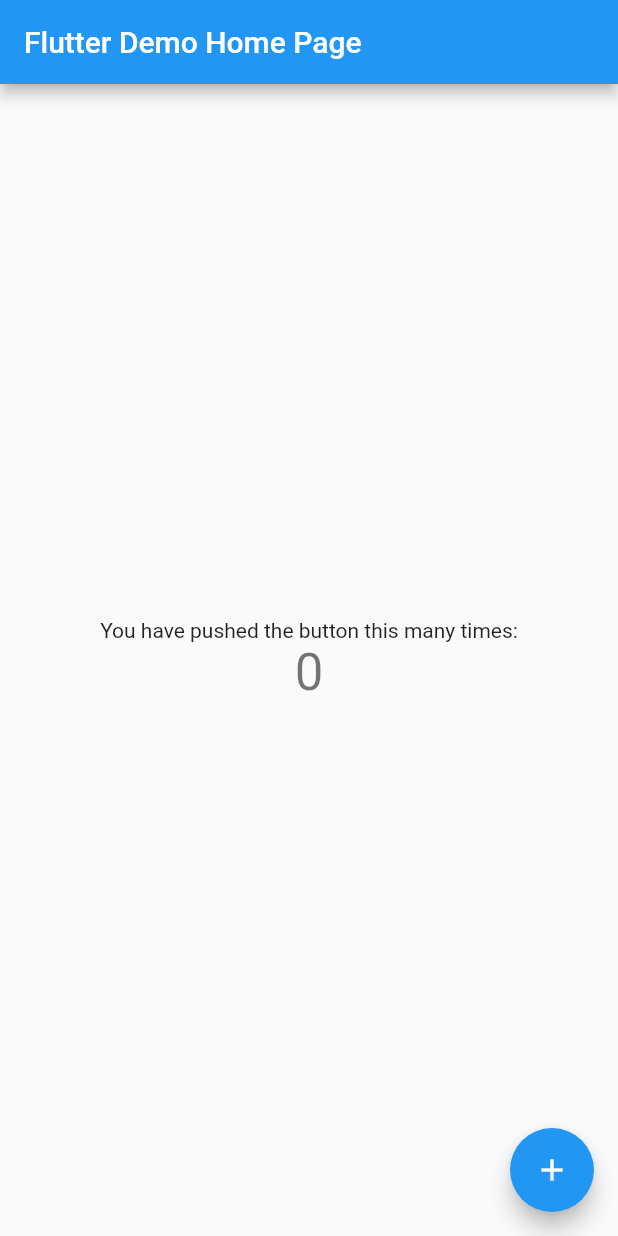
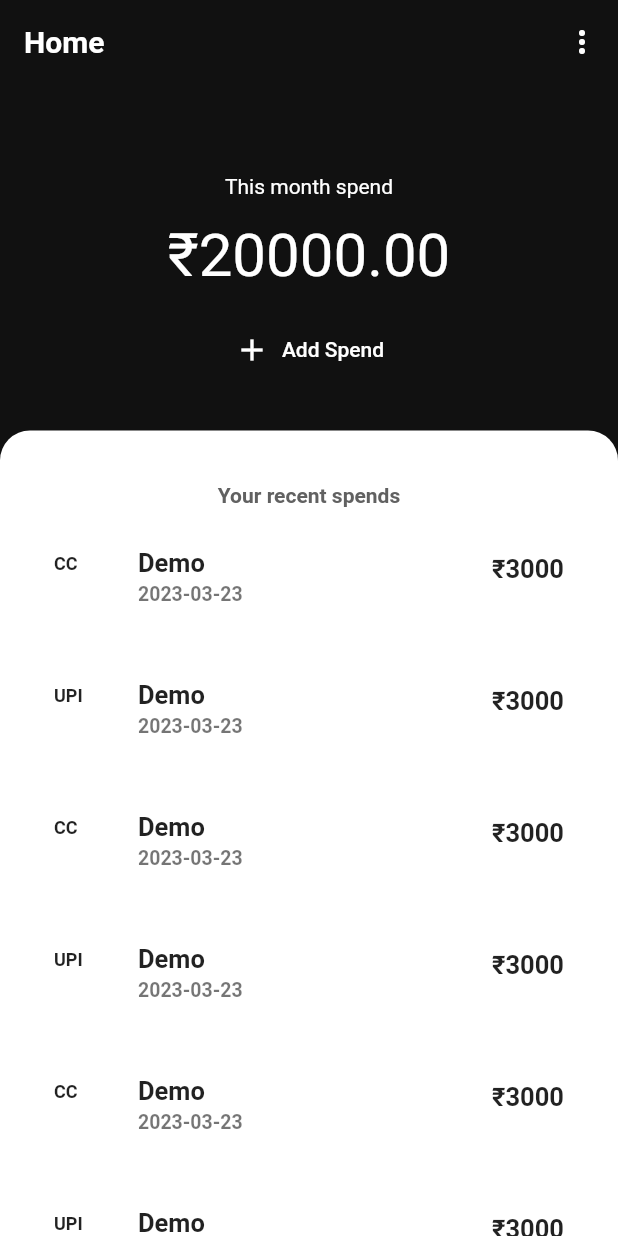
Before and after one commit to vishnuoum/income_track, a Flutter app: the screen it shows after launch, on a phone screen of 412 x 824 dp. Run offline on Flutter 3.47's test engine with Material 2 defaults, Android fonts, the phone set to English and light mode, and no system bars; our stand-ins replace flex_color_scheme.

Commit message:
Added home screen & init screen

```diff
--- a/lib/main.dart
+++ b/lib/main.dart
@@ -1,4 +1,7 @@
+import 'package:flex_color_scheme/flex_color_scheme.dart';
 import 'package:flutter/material.dart';
+import 'package:income_track/pages/home.dart';
+import 'package:income_track/pages/init.dart';
 
 void main() {
   runApp(const MyApp());
@@ -11,105 +14,17 @@ class MyApp extends StatelessWidget {
   @override
   Widget build(BuildContext context) {
     return MaterialApp(
-      title: 'Flutter Demo',
-      theme: ThemeData(
-        // This is the theme of your application.
-        //
-        // Try running your application with "flutter run". You'll see the
-        // application has a blue toolbar. Then, without quitting the app, try
-        // changing the primarySwatch below to Colors.green and then invoke
-        // "hot reload" (press "r" in the console where you ran "flutter run",
-        // or simply save your changes to "hot reload" in a Flutter IDE).
-        // Notice that the counter didn't reset back to zero; the application
-        // is not restarted.
-        primarySwatch: Colors.blue,
+      title: 'Income Tracker',
+      theme: FlexThemeData.dark(
+        primary: Colors.white,
+        secondary: Colors.white
       ),
-      home: const MyHomePage(title: 'Flutter Demo Home Page'),
+      debugShowCheckedModeBanner: false,
+      routes: {
+        "/home" : (context) => Home(args: ModalRoute.of(context)!.settings.arguments as Map),
+        "/" : (context) => const Init()
+      },
+      initialRoute: "/",
     );
   }
 }
-
-class MyHomePage extends StatefulWidget {
-  const MyHomePage({super.key, required this.title});
-
-  // This widget is the home page of your application. It is stateful, meaning
-  // that it has a State object (defined below) that contains fields that affect
-  // how it looks.
-
-  // This class is the configuration for the state. It holds the values (in this
-  // case the title) provided by the parent (in this case the App widget) and
-  // used by the build method of the State. Fields in a Widget subclass are
-  // always marked "final".
-
-  final String title;
-
-  @override
-  State<MyHomePage> createState() => _MyHomePageState();
-}
-
-class _MyHomePageState extends State<MyHomePage> {
-  int _counter = 0;
-
-  void _incrementCounter() {
-    setState(() {
-      // This call to setState tells the Flutter framework that something has
-      // changed in this State, which causes it to rerun the build method below
-      // so that the display can reflect the updated values. If we changed
-      // _counter without calling setState(), then the build method would not be
-      // called again, and so nothing would appear to happen.
-      _counter++;
-    });
-  }
-
-  @override
-  Widget build(BuildContext context) {
-    // This method is rerun every time setState is called, for instance as done
-    // by the _incrementCounter method above.
-    //
-    // The Flutter framework has been optimized to make rerunning build methods
-    // fast, so that you can just rebuild anything that needs updating rather
-    // than having to individually change instances of widgets.
-    return Scaffold(
-      appBar: AppBar(
-        // Here we take the value from the MyHomePage object that was created by
-        // the App.build method, and use it to set our appbar title.
-        title: Text(widget.title),
-      ),
-      body: Center(
-        // Center is a layout widget. It takes a single child and positions it
-        // in the middle of the parent.
-        child: Column(
-          // Column is also a layout widget. It takes a list of children and
-          // arranges them vertically. By default, it sizes itself to fit its
-          // children horizontally, and tries to be as tall as its parent.
-          //
-          // Invoke "debug painting" (press "p" in the console, choose the
-          // "Toggle Debug Paint" action from the Flutter Inspector in Android
-          // Studio, or the "Toggle Debug Paint" command in Visual Studio Code)
-          // to see the wireframe for each widget.
-          //
-          // Column has various properties to control how it sizes itself and
-          // how it positions its children. Here we use mainAxisAlignment to
-          // center the children vertically; the main axis here is the vertical
-          // axis because Columns are vertical (the cross axis would be
-          // horizontal).
-          mainAxisAlignment: MainAxisAlignment.center,
-          children: <Widget>[
-            const Text(
-              'You have pushed the button this many times:',
-            ),
-            Text(
-              '$_counter',
-              style: Theme.of(context).textTheme.headlineMedium,
-            ),
-          ],
-        ),
-      ),
-      floatingActionButton: FloatingActionButton(
-        onPressed: _incrementCounter,
-        tooltip: 'Increment',
-        child: const Icon(Icons.add),
-      ), // This trailing comma makes auto-formatting nicer for build methods.
-    );
-  }
-}
--- /dev/null
+++ b/lib/pages/home.dart
@@ -0,0 +1,115 @@
+import 'package:flutter/material.dart';
+
+class Home extends StatefulWidget {
+  final Map args;
+  const Home({super.key,required this.args});
+
+  @override
+  State<Home> createState() => _HomeState();
+}
+
+class _HomeState extends State<Home> {
+
+  List<Map<String,String>> data = [
+    {"id" : "1", "txnMode" : "UPI", "amount" : "3000", "date" : "2023-03-23", "summary":"Demo"},
+    {"id" : "2", "txnMode" : "CC", "amount" : "3000", "date" : "2023-03-23", "summary":"Demo"},
+    {"id" : "3", "txnMode" : "UPI", "amount" : "3000", "date" : "2023-03-23", "summary":"Demo"},
+    {"id" : "4", "txnMode" : "CC", "amount" : "3000", "date" : "2023-03-23", "summary":"Demo"},
+    {"id" : "1", "txnMode" : "UPI", "amount" : "3000", "date" : "2023-03-23", "summary":"Demo"},
+    {"id" : "2", "txnMode" : "CC", "amount" : "3000", "date" : "2023-03-23", "summary":"Demo"},
+    {"id" : "3", "txnMode" : "UPI", "amount" : "3000", "date" : "2023-03-23", "summary":"Demo"},
+    {"id" : "4", "txnMode" : "CC", "amount" : "3000", "date" : "2023-03-23", "summary":"Demo"},
+    {"id" : "1", "txnMode" : "UPI", "amount" : "3000", "date" : "2023-03-23", "summary":"Demo"},
+    {"id" : "2", "txnMode" : "CC", "amount" : "3000", "date" : "2023-03-23", "summary":"Demo"},
+    {"id" : "3", "txnMode" : "UPI", "amount" : "3000", "date" : "2023-03-23", "summary":"Demo"},
+    {"id" : "4", "txnMode" : "CC", "amount" : "3000", "date" : "2023-03-23", "summary":"Demo"},
+  ];
+
+  @override
+  void initState() {
+    print(data);
+    super.initState();
+  }
+
+  @override
+  Widget build(BuildContext context) {
+    return Scaffold(
+      appBar: AppBar(
+        title: const Text("Home", style: TextStyle(fontWeight: FontWeight.bold),),
+        actions: [
+          IconButton(onPressed: (){},icon: const Icon(Icons.more_vert))
+        ],
+      ),
+      body: SafeArea(
+        child: Column(
+          crossAxisAlignment: CrossAxisAlignment.start,
+          children: [
+            const SizedBox(height: 60,),
+             Align(
+              alignment: Alignment.center,
+              child: Column(
+                crossAxisAlignment: CrossAxisAlignment.center,
+                children: [
+                  const Text("This month spend"),
+                  const SizedBox(height: 15,),
+                  const Text("₹20000.00",style: TextStyle(fontSize: 40),),
+                  const SizedBox(height: 15,),
+                  TextButton.icon(onPressed: (){}, icon: const Icon(Icons.add), label: const Text("Add Spend")),
+                ],
+              ),
+            ),
+            const SizedBox(height: 30,),
+            Expanded(
+              child: Theme(
+                data: ThemeData.light(),
+                child: Container(
+                  width: double.infinity,
+                  decoration: const BoxDecoration(
+                    color: Colors.white,
+                    borderRadius: BorderRadius.only(topRight: Radius.circular(20), topLeft: Radius.circular(20))
+                  ),
+                  child: data.isEmpty?Center(
+                    child: Text("No Recent Spends", style: TextStyle(color: Colors.grey[700],fontWeight: FontWeight.bold),),
+                  ):Column(
+                    children: [
+                      Expanded(
+                        child: ListView.builder(
+                          physics: BouncingScrollPhysics(),
+                          padding: EdgeInsets.all(20),
+                          itemCount: data.length,
+                          itemBuilder: (context, index) {
+                            if(index == 0) {
+                              index--;
+                              return Center(
+                                child: Padding(
+                                  padding: EdgeInsets.symmetric(vertical: 15),
+                                  child: Text("Your recent spends", style: TextStyle(color: Colors.grey[700],fontWeight: FontWeight.bold),),
+                                )
+                              );
+                            }
+                            return ListTile(
+                              leading: Text(
+                                data[index]["txnMode"]!,
+                                style: TextStyle(fontWeight: FontWeight.bold,fontSize: 12),
+                              ),
+                              title: Text(data[index]["summary"]!, style: TextStyle(fontSize: 17,fontWeight: FontWeight.bold),),
+                              subtitle: Text(data[index]["date"]!, style: TextStyle(fontSize: 13,fontWeight: FontWeight.bold),),
+                              trailing: Text("₹${data[index]["amount"]!}", style: TextStyle(fontSize: 17,fontWeight: FontWeight.bold),),
+                              isThreeLine: true,
+                              onTap: (){},
+                            );
+                          },
+                        ),
+                      )
+                    ],
+                  ),
+                ),
+              ),
+
+            )
+          ],
+        ),
+      ),
+    );
+  }
+}
--- /dev/null
+++ b/lib/pages/init.dart
@@ -0,0 +1,32 @@
+import 'package:flutter/material.dart';
+
+class Init extends StatefulWidget {
+  const Init({super.key});
+
+  @override
+  State<Init> createState() => _InitState();
+}
+
+class _InitState extends State<Init> {
+
+  @override
+  void initState() {
+    super.initState();
+    load();
+  }
+
+  void load() {
+    Future.delayed(const Duration(seconds: 5), (){
+      Navigator.pushReplacementNamed(context, "/home", arguments: {});
+    });
+  }
+
+  @override
+  Widget build(BuildContext context) {
+    return const Scaffold(
+      body: Center(
+        child: SizedBox(height: 50,width: 50,child: CircularProgressIndicator(strokeWidth: 5,),),
+      ),
+    );
+  }
+}
--- a/pubspec.yaml
+++ b/pubspec.yaml
@@ -30,6 +30,7 @@ environment:
 dependencies:
   flutter:
     sdk: flutter
+  flex_color_scheme: ^7.3.1
 
 
   # The following adds the Cupertino Icons font to your application.
```
Also changed, not shown: pubspec.lock, 1 other file.
